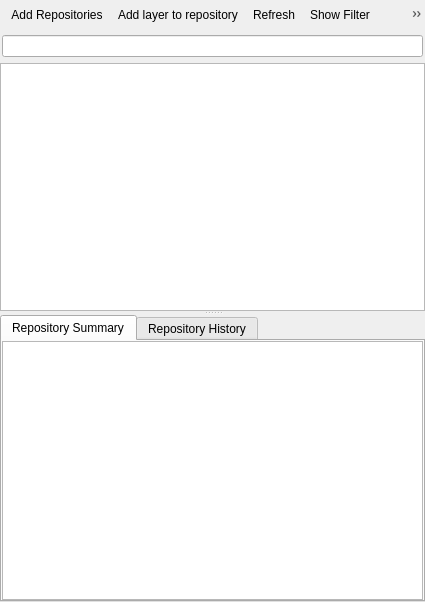
Old version of the form geogig/ui/navigatordialog.ui in the repository boundlessgeo/qgis-geogiglight-plugin.
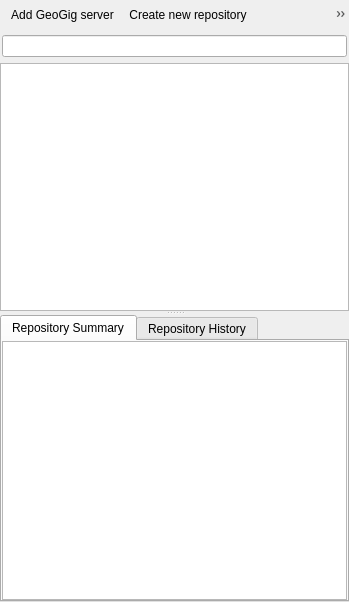
New version of the form. Custom widgets are drawn as their Qt base class.

Commit message: better management of repositories

Diff of the .ui file:
```diff
--- a/geogig/ui/navigatordialog.ui
+++ b/geogig/ui/navigatordialog.ui
@@ -6,7 +6,7 @@
    <rect>
     <x>0</x>
     <y>0</y>
-    <width>425</width>
+    <width>349</width>
     <height>602</height>
    </rect>
   </property>
@@ -35,7 +35,8 @@
       <property name="floatable">
        <bool>false</bool>
       </property>
-      <addaction name="actionAddRepositories"/>
+      <addaction name="actionAddGeoGigServer"/>
+      <addaction name="actionCreateRepository"/>
       <addaction name="actionAddLayer"/>
       <addaction name="actionRefresh"/>
       <addaction name="actionShowFilter"/>
@@ -192,12 +193,12 @@
     </item>
    </layout>
   </widget>
-  <action name="actionAddRepositories">
+  <action name="actionAddGeoGigServer">
    <property name="text">
-    <string>Add Repositories</string>
+    <string>Add GeoGig server</string>
    </property>
    <property name="toolTip">
-    <string>Add Repositories</string>
+    <string>Add GeoGig server</string>
    </property>
   </action>
   <action name="actionShowFilter">
@@ -235,6 +236,14 @@
     <string>Remove</string>
    </property>
   </action>
+  <action name="actionCreateRepository">
+   <property name="text">
+    <string>Create new repository</string>
+   </property>
+   <property name="toolTip">
+    <string>Create new repository</string>
+   </property>
+  </action>
  </widget>
  <customwidgets>
   <customwidget>
```
The commit also changes 3 other files.
